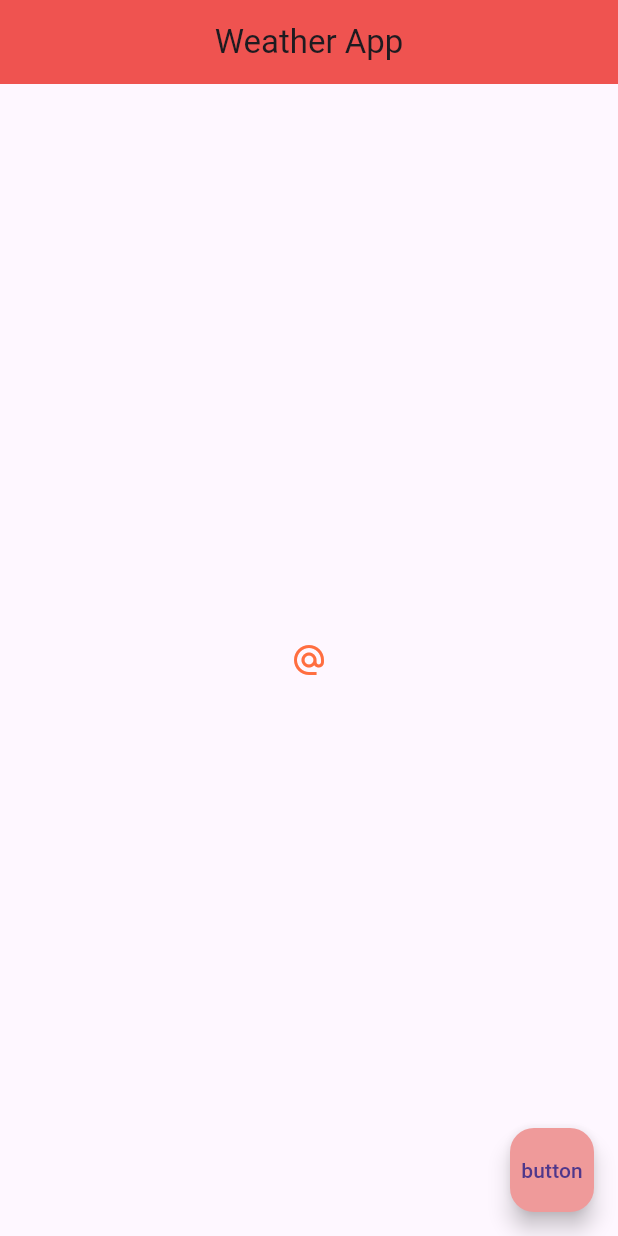
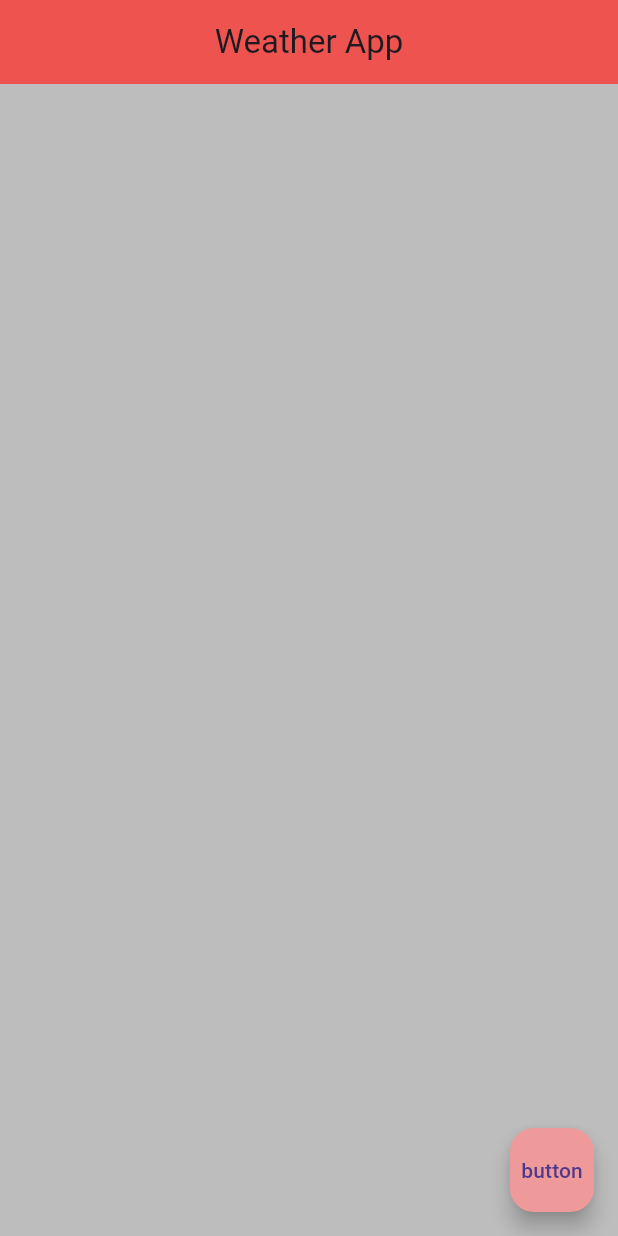
Before and after one commit to HariHaraSudhan-M0/weather-app, a Flutter app: the screen it shows after launch, on a phone screen of 412 x 824 dp. Run offline on Flutter 3.47's test engine with Material 3 defaults, Android fonts, the phone set to English and light mode, and no system bars.

Commit message:
changed the color of the container(background screen)

```diff
--- a/lib/main.dart
+++ b/lib/main.dart
@@ -18,12 +18,8 @@ class Home extends StatelessWidget {
         centerTitle: true,
         backgroundColor: Colors.red[400],
       ),
-      body:  Center(
-        child: IconButton(onPressed: (){
-          print('click noticed');
-        },
-        icon:Icon(Icons.alternate_email),
-        color: Colors.deepOrangeAccent,)
+      body: Container(
+        color: Colors.grey[400],
       ),
         floatingActionButton: FloatingActionButton(
           onPressed: () {},
```
